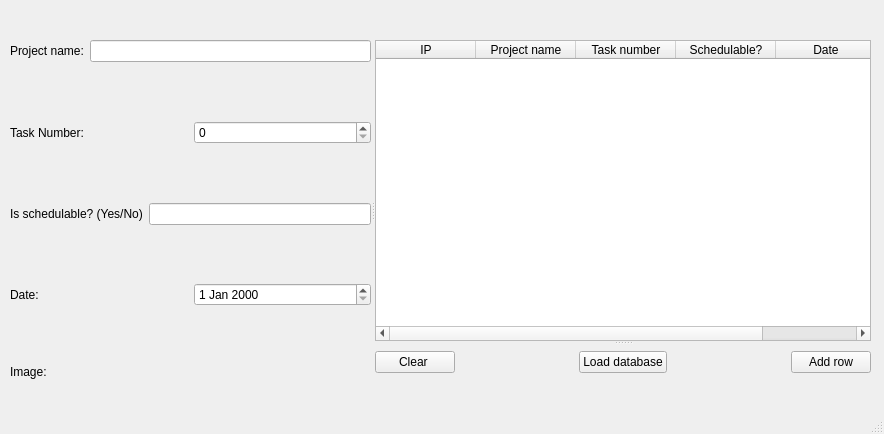
Above: database.ui from feichay10/Server-Proyecto-Final-SOA before the change. Below: the same form after it.
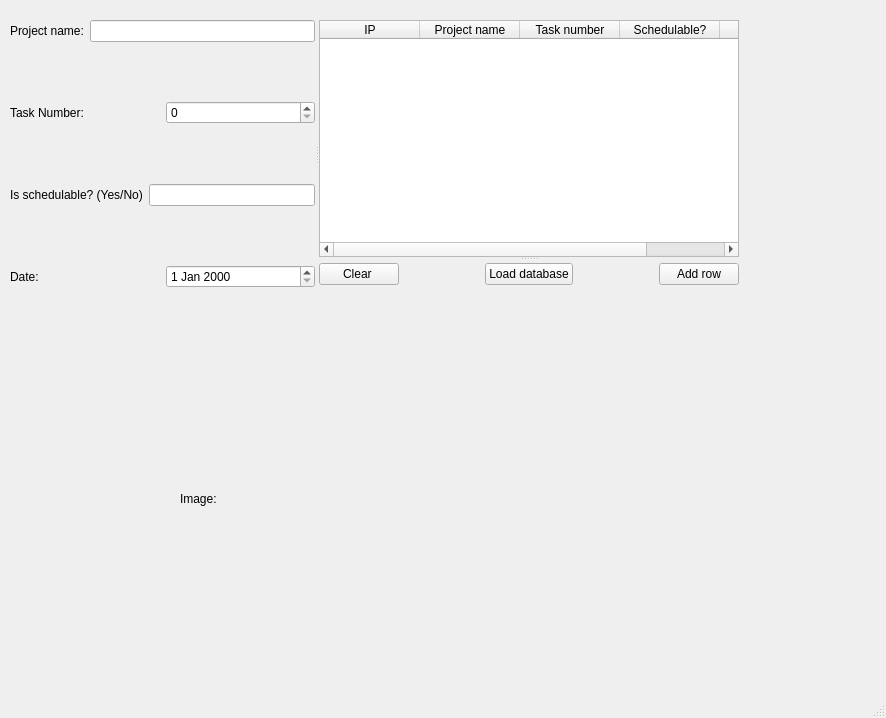
That is the form after the change.

Commit message: Load image on UI

Patch:
```diff
--- a/database.ui
+++ b/database.ui
@@ -6,8 +6,8 @@
    <rect>
     <x>0</x>
     <y>0</y>
-    <width>884</width>
-    <height>434</height>
+    <width>886</width>
+    <height>718</height>
    </rect>
   </property>
   <property name="windowTitle">
@@ -18,15 +18,15 @@
     <property name="geometry">
      <rect>
       <x>10</x>
-      <y>40</y>
-      <width>861</width>
-      <height>339</height>
+      <y>20</y>
+      <width>729</width>
+      <height>268</height>
      </rect>
     </property>
     <property name="orientation">
      <enum>Qt::Horizontal</enum>
     </property>
-    <widget class="QWidget" name="layoutWidget">
+    <widget class="QWidget" name="">
      <layout class="QVBoxLayout" name="verticalLayout">
       <item>
        <layout class="QHBoxLayout" name="horizontalLayout_5">
@@ -83,7 +83,7 @@
        </spacer>
       </item>
       <item>
-       <layout class="QHBoxLayout" name="horizontalLayout">
+       <layout class="QHBoxLayout" name="horizontalLayout_3">
         <item>
          <widget class="QLabel" name="label_IsScheduleable">
           <property name="text">
@@ -97,7 +97,7 @@
        </layout>
       </item>
       <item>
-       <spacer name="verticalSpacer_3">
+       <spacer name="verticalSpacer_4">
         <property name="orientation">
          <enum>Qt::Vertical</enum>
         </property>
@@ -110,7 +110,7 @@
        </spacer>
       </item>
       <item>
-       <layout class="QHBoxLayout" name="horizontalLayout_3">
+       <layout class="QHBoxLayout" name="horizontalLayout_2">
         <item>
          <widget class="QLabel" name="label_Date">
           <property name="text">
@@ -123,43 +123,16 @@
         </item>
        </layout>
       </item>
-      <item>
-       <spacer name="verticalSpacer_4">
-        <property name="orientation">
-         <enum>Qt::Vertical</enum>
-        </property>
-        <property name="sizeHint" stdset="0">
-         <size>
-          <width>20</width>
-          <height>40</height>
-         </size>
-        </property>
-       </spacer>
-      </item>
-      <item>
-       <layout class="QHBoxLayout" name="horizontalLayout_2">
-        <item>
-         <widget class="QLabel" name="label_Image">
-          <property name="text">
-           <string>Image:</string>
-          </property>
-         </widget>
-        </item>
-        <item>
-         <widget class="QLabel" name="label_LoadImage">
-          <property name="text">
-           <string/>
-          </property>
-         </widget>
-        </item>
-       </layout>
-      </item>
      </layout>
     </widget>
     <widget class="QSplitter" name="splitter">
      <property name="orientation">
       <enum>Qt::Vertical</enum>
      </property>
+     <widget class="QSplitter" name="splitter_3">
+      <property name="orientation">
+       <enum>Qt::Vertical</enum>
+      </property>
      <widget class="QTableWidget" name="tableWidget">
       <column>
        <property name="text">
@@ -241,6 +214,33 @@
     </widget>
    </widget>
   </widget>
+   <widget class="QLabel" name="label_LoadImage">
+    <property name="geometry">
+     <rect>
+      <x>300</x>
+      <y>330</y>
+      <width>371</width>
+      <height>331</height>
+     </rect>
+    </property>
+    <property name="text">
+     <string/>
+    </property>
+   </widget>
+   <widget class="QLabel" name="label_Image">
+    <property name="geometry">
+     <rect>
+      <x>180</x>
+      <y>490</y>
+      <width>46</width>
+      <height>17</height>
+     </rect>
+    </property>
+    <property name="text">
+     <string>Image:</string>
+    </property>
+   </widget>
+  </widget>
   <widget class="QMenuBar" name="menubar">
    <property name="geometry">
     <rect>
```
Left out of the diff: 2 changed lines with no effect on the pictures. Lines whose indentation alone changed are shown as unchanged. The commit also changes 2 other files.
